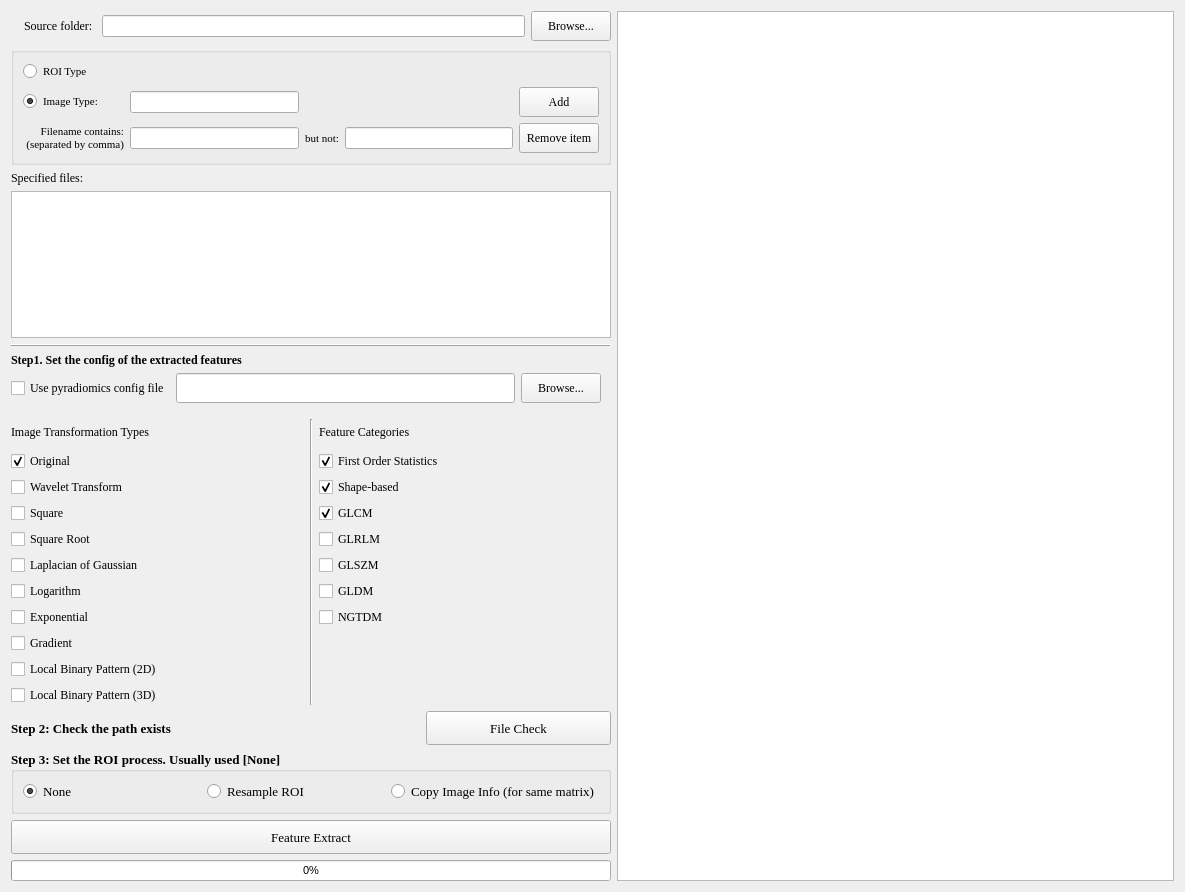
First picture: the form in Feature/GUI/FeatureExtraction.ui, repository salan668/FAE, before the edit.
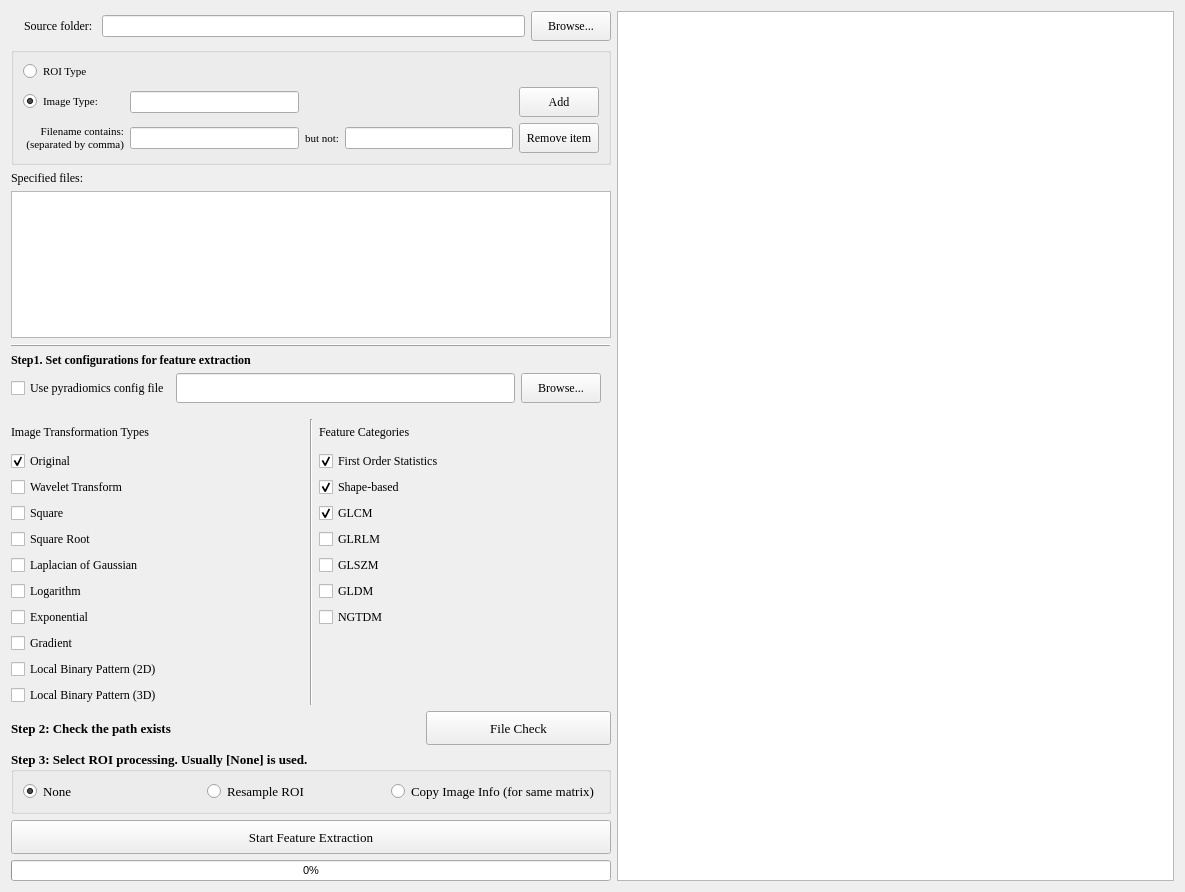
Second picture: the form after the edit.

```diff
--- a/Feature/GUI/FeatureExtraction.ui
+++ b/Feature/GUI/FeatureExtraction.ui
@@ -276,12 +276,11 @@
          <property name="font">
           <font>
            <family>Times New Roman</family>
-           <weight>75</weight>
            <bold>true</bold>
           </font>
          </property>
          <property name="text">
-          <string>Step1. Set the config of the extracted features</string>
+          <string>Step1. Set configurations for feature extraction</string>
          </property>
         </widget>
        </item>
@@ -716,12 +715,11 @@
           <font>
            <family>Times New Roman</family>
            <pointsize>10</pointsize>
-           <weight>75</weight>
            <bold>true</bold>
           </font>
          </property>
          <property name="title">
-          <string>Step 3: Set the ROI process. Usually used [None]</string>
+          <string>Step 3: Select ROI processing. Usually [None] is used.</string>
          </property>
          <layout class="QHBoxLayout" name="horizontalLayout_5">
           <item>
@@ -794,7 +792,7 @@
           </font>
          </property>
          <property name="text">
-          <string>Feature Extract</string>
+          <string>Start Feature Extraction</string>
          </property>
         </widget>
        </item>
```
Left out of the diff: 7 changed lines with no effect on the pictures.
